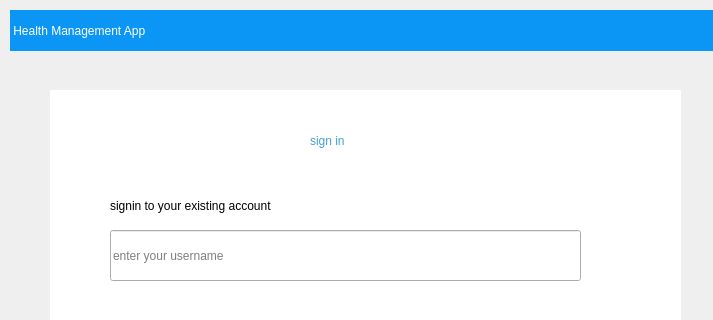
Qt form signin.ui (sasank-paria/python_mini_proj) before a commit; both pictures show x 0 to 713 and y 0 to 320 of the 713 by 692 pixel window.
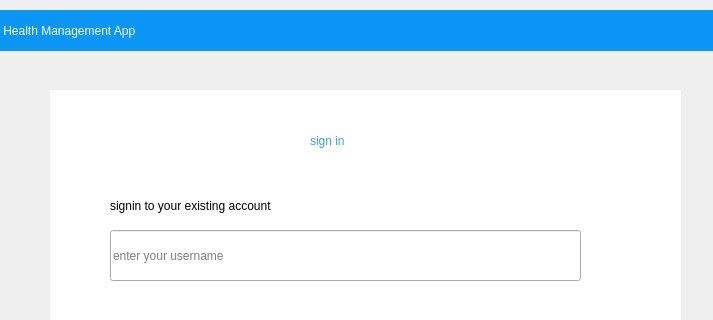
The same form after that commit.

Patch:
```diff
--- a/signin.ui
+++ b/signin.ui
@@ -128,7 +128,7 @@
    <widget class="QLabel" name="label">
     <property name="geometry">
      <rect>
-      <x>10</x>
+      <x>0</x>
       <y>0</y>
       <width>731</width>
       <height>41</height>
```
